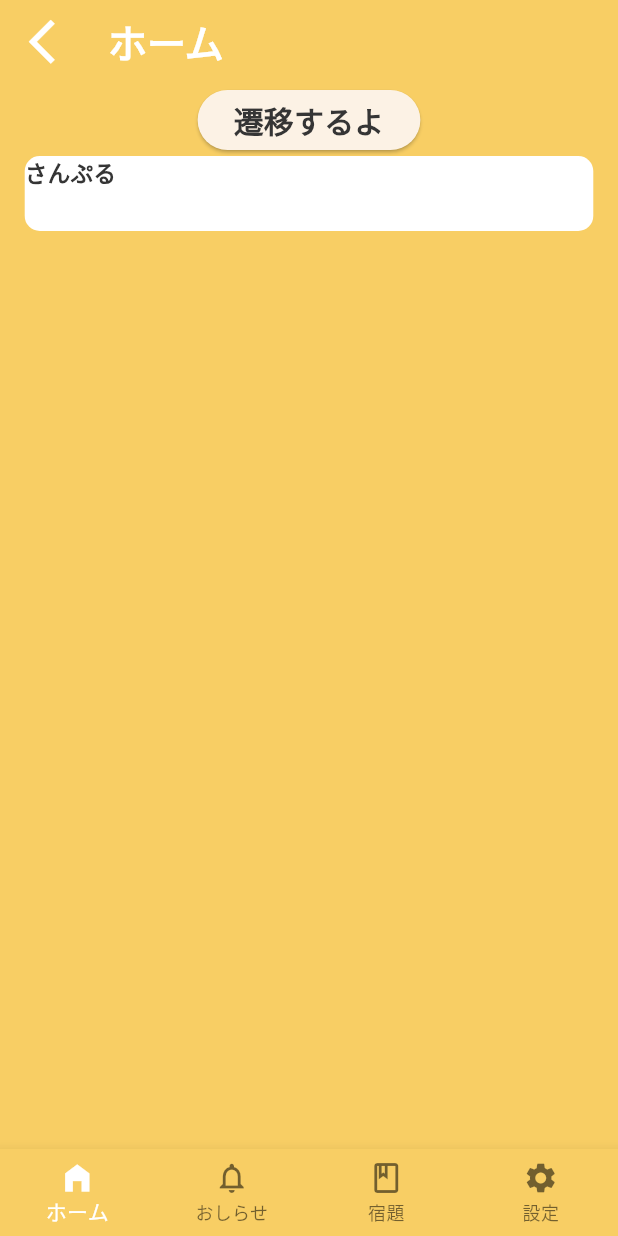
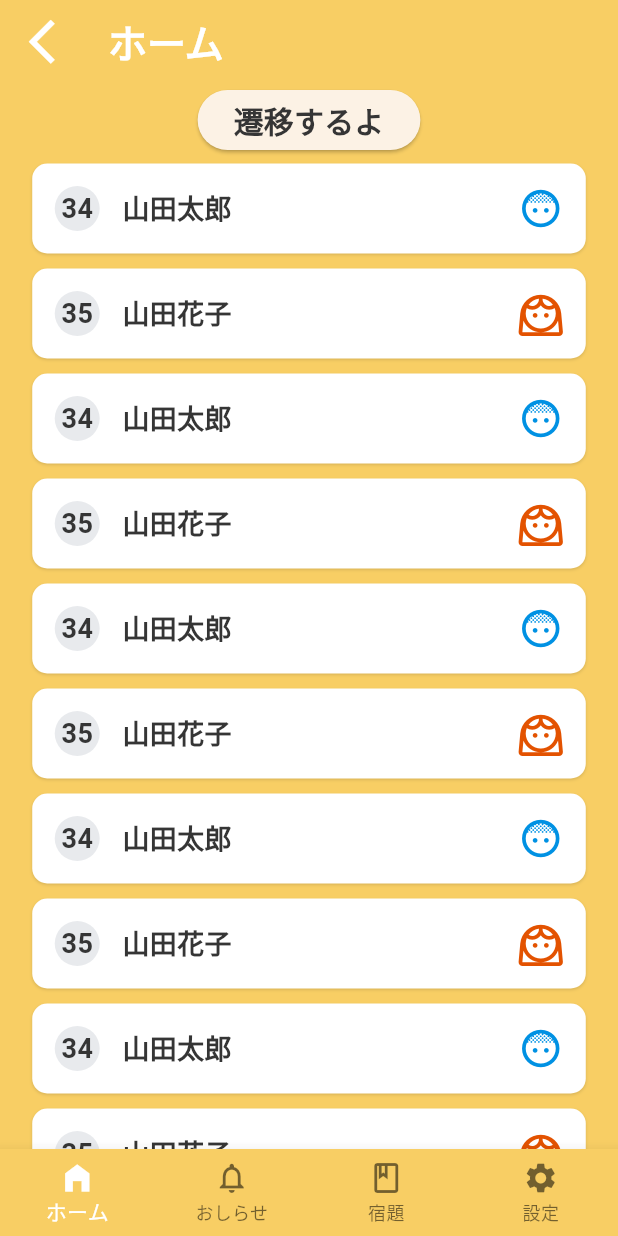
Before and after one commit to yadu2222/juninry, a Flutter app: the screen it shows after launch, on a phone screen of 412 x 824 dp. Run offline on Flutter 3.47's test engine with Material 3 defaults, Android fonts, the phone set to English and light mode, and no system bars; our stand-ins replace go_router; Roboto replaces fonts that are missing (Noto Sans JP).

Commit message:
[add]studentList

```diff
--- a/lib/constant/colors.dart
+++ b/lib/constant/colors.dart
@@ -2,7 +2,6 @@
 import 'package:flutter/material.dart';
 
 class AppColors {
-
   // メインカラー
   static const Color main = Color(0xFFF8CE64);
 
@@ -27,4 +26,6 @@ class AppColors {
   static const Color buttonOk = Color(0xFF98CD00);
   static const Color buttonCheck = Color(0xFFFF4C00);
 
+  // つかいやすい色
+  static const Color glay = Color(0xFFE8EAED);
 }
--- a/lib/constant/fonts.dart
+++ b/lib/constant/fonts.dart
@@ -8,5 +8,6 @@ class Fonts {
   // 文章
   static const TextStyle h1 = TextStyle(fontSize: 28, fontFamily: 'Noto Sans JP', color: AppColors.font, fontWeight: FontWeight.bold);
   static const TextStyle h2 = TextStyle(fontSize: 20, fontFamily: 'Noto Sans JP', color: AppColors.font, fontWeight: FontWeight.bold);
+  static const TextStyle h3 = TextStyle(fontSize: 18, fontFamily: 'Noto Sans JP', color: AppColors.font, fontWeight: FontWeight.bold);
   static const TextStyle p = TextStyle(fontSize: 15, fontFamily: 'Noto Sans JP', color: AppColors.font, fontWeight: FontWeight.bold);
 }
--- a/lib/router/router.dart
+++ b/lib/router/router.dart
@@ -1,6 +1,7 @@
 import 'package:flutter/material.dart';
 import 'package:go_router/go_router.dart';
 
+// 遷移先
 import '../view/components/organism/basic_view.dart';
 import '../view/pages/junior/page_home.dart';
 import '../view/pages/junior/page_homework.dart';
@@ -38,7 +39,7 @@ final router = GoRouter(
                 path: '/home',
                 pageBuilder: (context, state) => NoTransitionPage(
                   key: state.pageKey,
-                  child: const PageHomeJunior(),
+                  child:  PageHomeJunior(),
                 ),
               ),
                GoRoute(
--- /dev/null
+++ b/lib/view/components/atoms/listItemBox.dart
@@ -0,0 +1,27 @@
+import 'package:flutter/material.dart';
+
+class ListItemBox extends StatelessWidget {
+  const ListItemBox({
+    super.key,
+    this.height,
+    required this.itemDatas,
+    required this.listItem,
+  });
+
+  final double? height; // 高さ
+  final List itemDatas; // リストデータ
+  final Widget Function(Map map) listItem; // ウィジェット関数
+
+  @override
+  Widget build(BuildContext context) {
+    return SizedBox(
+        width: MediaQuery.of(context).size.width * 0.92,
+        height: height != null ? MediaQuery.of(context).size.height * height! : null,
+        child: ListView.builder(
+          itemCount: itemDatas.length,
+          itemBuilder: (BuildContext context, int index) {
+            return listItem(itemDatas[index]);
+          },
+        ));
+  }
+}
--- a/lib/view/components/atoms/listitem.dart
+++ b/lib/view/components/atoms/listitem.dart
@@ -1,11 +1,10 @@
 import 'package:flutter/material.dart';
-import 'package:flutter/rendering.dart';
 
-class ListItemBox extends StatelessWidget {
-  const ListItemBox({
+class ListItem extends StatelessWidget {
+  const ListItem({
     super.key,
-    this.padding = const EdgeInsets.all(0.0),
-    this.margin = const EdgeInsets.all(0.0),
+    this.padding = const EdgeInsets.all(15),
+    this.margin = const EdgeInsets.all(5),
     required this.height,
     required this.widget,
   });
@@ -23,6 +22,14 @@ class ListItemBox extends StatelessWidget {
       decoration: const BoxDecoration(
         color: Colors.white,
         borderRadius: BorderRadius.all(Radius.circular(10)),
+        boxShadow: [
+          BoxShadow(
+            color: Colors.black12,
+            // spreadRadius: 1.0,
+            blurRadius: 1,
+            offset: Offset(0, 1),
+          ),
+        ],
       ),
       height: height,
       width: MediaQuery.of(context).size.width * 0.92,
--- a/lib/view/components/molecule/sampleListItem.dart
+++ b/lib/view/components/molecule/sampleListItem.dart
@@ -7,7 +7,7 @@ class SampleListItem extends StatelessWidget {
 
   @override
   Widget build(BuildContext context) {
-    return const ListItemBox(
+    return const ListItem(
       height: 50.0,
       // ここに箱の中に表示したいウィジェットを入れる
       widget: Text(
--- /dev/null
+++ b/lib/view/components/molecule/studentCard.dart
@@ -0,0 +1,59 @@
+import 'package:flutter/material.dart';
+import '../../../constant/fonts.dart';
+import '../../../constant/colors.dart';
+
+import '../atoms/listitem.dart';
+
+class StudentCard extends StatelessWidget {
+  const StudentCard({
+    super.key,
+    required this.studentData,
+  });
+  final Map studentData;
+
+  @override
+  Widget build(BuildContext context) {
+    return ListItem(
+        height: 60.0,
+        widget: Row(
+          children: [
+            Container(
+              width: 30,
+              height: 30,
+              decoration: BoxDecoration(
+                color: AppColors.glay,
+                borderRadius: BorderRadius.circular(30),
+              ),
+              child: Center(
+                child: Text(
+                  studentData['num'],
+                  style: Fonts.h3,
+                ),
+              ),
+            ),
+            Container(
+              height: 30,
+              margin: const EdgeInsets.only(left: 15),
+              child: Center(
+                child: Text(
+                  studentData['name'],
+                  style: Fonts.h3,
+                ),
+              ),
+            ),
+
+            const Spacer(), // 間隔を埋める
+
+            Container(
+              alignment: Alignment.center,
+              child: Center(
+                  child: Icon(
+                studentData['gender'] == '男' ? Icons.face_5 : Icons.face_3_outlined,
+                color: studentData['gender'] == '男' ? AppColors.subjectMath : AppColors.subjectJapanese,
+                size: 30,
+              )),
+            ),
+          ],
+        ));
+  }
+}
--- /dev/null
+++ b/lib/view/components/organism/studentList.dart
@@ -0,0 +1,82 @@
+import 'package:flutter/material.dart';
+import 'package:go_router/go_router.dart';
+
+import '../../components/molecule/studentCard.dart';
+import '../atoms/listItemBox.dart';
+
+class StudentList extends StatefulWidget {
+  const StudentList({Key? key}) : super(key: key);
+
+  @override
+  _StudentListState createState() => _StudentListState();
+}
+
+class _StudentListState extends State<StudentList> {
+  // sumple
+  // ここで通信を行う
+  final List<Map<String, String>> sumpleData = [
+    {
+      'name': '山田太郎',
+      'num': '34',
+      'gender': '男',
+    },
+    {
+      'name': '山田花子',
+      'num': '35',
+      'gender': '女',
+    },
+    {
+      'name': '山田太郎',
+      'num': '34',
+      'gender': '男',
+    },
+    {
+      'name': '山田花子',
+      'num': '35',
+      'gender': '女',
+    },
+    {
+      'name': '山田太郎',
+      'num': '34',
+      'gender': '男',
+    },
+    {
+      'name': '山田花子',
+      'num': '35',
+      'gender': '女',
+    },
+    {
+      'name': '山田太郎',
+      'num': '34',
+      'gender': '男',
+    },
+    {
+      'name': '山田花子',
+      'num': '35',
+      'gender': '女',
+    },
+    {
+      'name': '山田太郎',
+      'num': '34',
+      'gender': '男',
+    },
+    {
+      'name': '山田花子',
+      'num': '35',
+      'gender': '女',
+    },
+  ];
+
+  @override
+  Widget build(BuildContext context) {
+    return InkWell(
+        onTap: () {
+          // 画面遷移
+          context.push('/sample');
+        },
+        child: ListItemBox(
+          itemDatas: sumpleData,
+          listItem: (map) => StudentCard(studentData: map),
+        ));
+  }
+}
--- a/lib/view/pages/junior/page_home.dart
+++ b/lib/view/pages/junior/page_home.dart
@@ -3,10 +3,10 @@ import 'package:go_router/go_router.dart';
 import '././../../../constant/fonts.dart';
 
 import '../../components/atoms/appbar.dart';
-import '../../components/molecule/sampleListItem.dart';
+import '../../components/organism/studentList.dart';
 
 class PageHomeJunior extends StatelessWidget {
-  const PageHomeJunior({Key? key}) : super(key: key);
+  PageHomeJunior({Key? key}) : super(key: key);
 
   final String title = 'ホーム';
 
@@ -25,7 +25,10 @@ class PageHomeJunior extends StatelessWidget {
           style: Fonts.h2,
         ),
       ),
-      const SampleListItem(),
+
+      // newExoandedでラップするとサイズを自動調整してくれるようになる
+      // べんり〜〜！！！
+      new Expanded(child: StudentList())
     ]));
   }
 }
```
